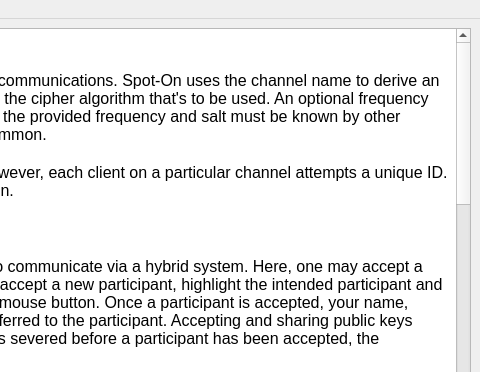
Qt form UI/docviewer.ui (xloem/spot-on-svn) before a commit; both pictures show x 320 to 800 and y 0 to 372 of the 800 by 600 pixel window.
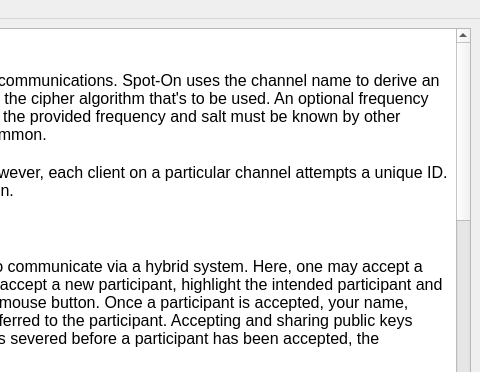
The same form after that commit. Icons and pictures are not drawn.

The edit to the form file:
```diff
--- a/UI/docviewer.ui
+++ b/UI/docviewer.ui
@@ -68,12 +68,6 @@
 &lt;p style=&quot;-qt-paragraph-type:empty; margin-top:0px; margin-bottom:0px; margin-left:0px; margin-right:0px; -qt-block-indent:0; text-indent:0px; font-family:'Lucida Grande'; font-size:12pt;&quot;&gt;&lt;br /&gt;&lt;/p&gt;
 &lt;p style=&quot; margin-top:0px; margin-bottom:0px; margin-left:0px; margin-right:0px; -qt-block-indent:0; text-indent:0px;&quot;&gt;&lt;span style=&quot; font-family:'Lucida Grande'; font-size:12pt;&quot;&gt;The Neighbors page also allows owners to copy their public keys to clipboard buffers. Adding other participants may also be performed on this page.&lt;/span&gt;&lt;/p&gt;
 &lt;p style=&quot;-qt-paragraph-type:empty; margin-top:0px; margin-bottom:0px; margin-left:0px; margin-right:0px; -qt-block-indent:0; text-indent:0px; font-family:'Lucida Grande'; font-size:12pt;&quot;&gt;&lt;br /&gt;&lt;/p&gt;
-&lt;p style=&quot; margin-top:0px; margin-bottom:0px; margin-left:0px; margin-right:0px; -qt-block-indent:0; text-indent:0px;&quot;&gt;&lt;span style=&quot; font-family:'Lucida Grande'; font-size:12pt; font-weight:600;&quot;&gt;Papyrus&lt;/span&gt;&lt;/p&gt;
-&lt;p style=&quot;-qt-paragraph-type:empty; margin-top:0px; margin-bottom:0px; margin-left:0px; margin-right:0px; -qt-block-indent:0; text-indent:0px; font-family:'Lucida Grande'; font-size:12pt;&quot;&gt;&lt;br /&gt;&lt;/p&gt;
-&lt;p style=&quot; margin-top:0px; margin-bottom:0px; margin-left:0px; margin-right:0px; -qt-block-indent:0; text-indent:0px;&quot;&gt;&lt;span style=&quot; font-family:'Lucida Grande'; font-size:12pt;&quot;&gt;The Papyrus system attempts to address the management of public keys.  The system may also be used to register local devices that intend to have a common set of keys for an account.&lt;/span&gt;&lt;/p&gt;
-&lt;p style=&quot;-qt-paragraph-type:empty; margin-top:0px; margin-bottom:0px; margin-left:0px; margin-right:0px; -qt-block-indent:0; text-indent:0px; font-family:'Lucida Grande'; font-size:12pt;&quot;&gt;&lt;br /&gt;&lt;/p&gt;
-&lt;p style=&quot; margin-top:0px; margin-bottom:0px; margin-left:0px; margin-right:0px; -qt-block-indent:0; text-indent:0px;&quot;&gt;&lt;span style=&quot; font-family:'Lucida Grande'; font-size:12pt;&quot;&gt;The non-local key sets may be also be distributed to other nodes from within this panel. Accepting published key sets is optional.&lt;/span&gt;&lt;/p&gt;
-&lt;p style=&quot;-qt-paragraph-type:empty; margin-top:0px; margin-bottom:0px; margin-left:0px; margin-right:0px; -qt-block-indent:0; text-indent:0px; font-family:'Lucida Grande'; font-size:12pt;&quot;&gt;&lt;br /&gt;&lt;/p&gt;
 &lt;p style=&quot; margin-top:0px; margin-bottom:0px; margin-left:0px; margin-right:0px; -qt-block-indent:0; text-indent:0px;&quot;&gt;&lt;span style=&quot; font-family:'Lucida Grande'; font-size:12pt; font-weight:600;&quot;&gt;Settings&lt;/span&gt;&lt;/p&gt;
 &lt;p style=&quot;-qt-paragraph-type:empty; margin-top:0px; margin-bottom:0px; margin-left:0px; margin-right:0px; -qt-block-indent:0; text-indent:0px; font-family:'Lucida Grande'; font-size:12pt;&quot;&gt;&lt;br /&gt;&lt;/p&gt;
 &lt;p style=&quot; margin-top:0px; margin-bottom:0px; margin-left:0px; margin-right:0px; -qt-block-indent:0; text-indent:0px;&quot;&gt;&lt;span style=&quot; font-family:'Lucida Grande'; font-size:12pt;&quot;&gt;Please prepare a passphrase after launching Spot-On. To do so, complete the Passphrase and Passphrase Confirmation fields. Also review, and perhaps modify, the cipher type, hash type, iteration count, RSA key size, and salt length. Please note that the initialization process may take a significant amount of time to complete.&lt;/span&gt;&lt;/p&gt;
```
